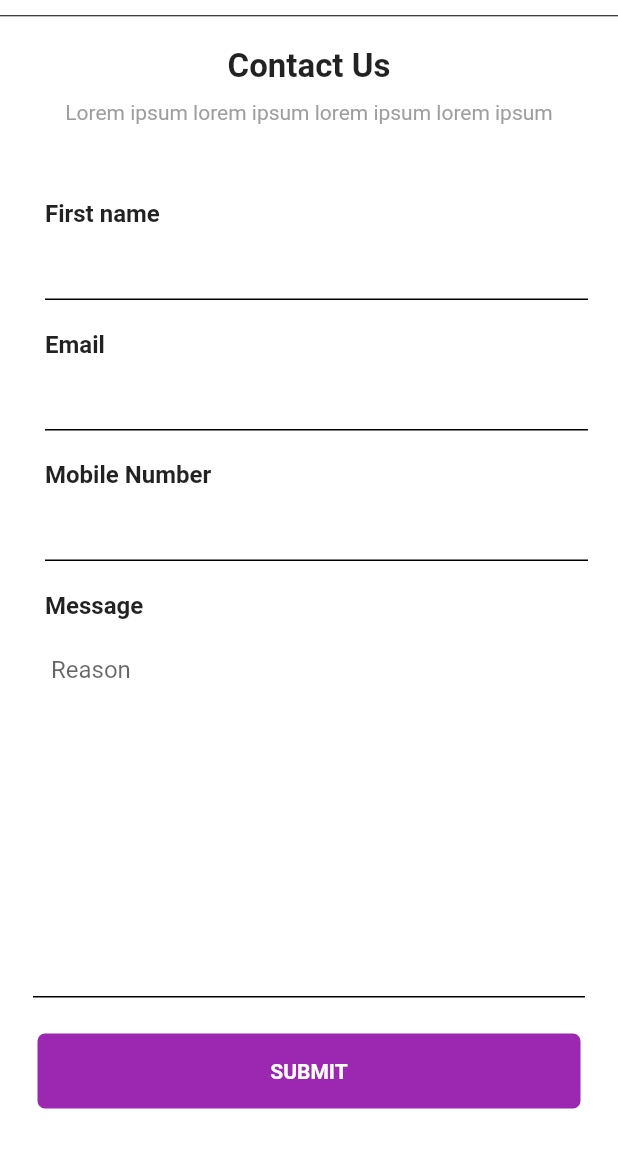
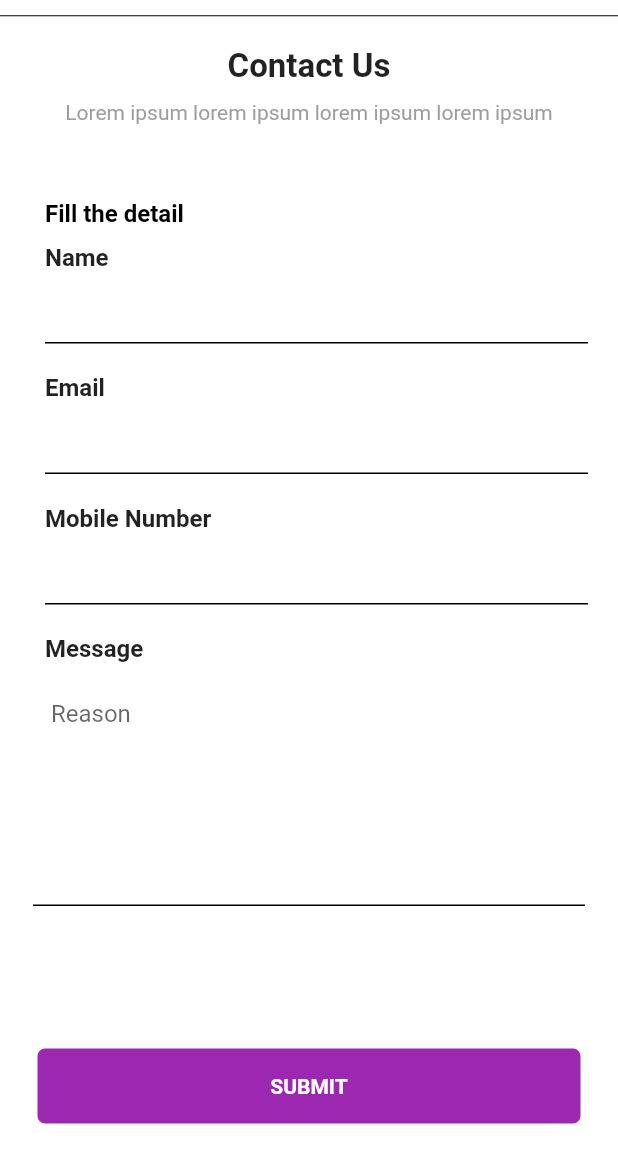
Before and after one commit to aadilkhan27/recommendYouApp, a Flutter app: the ContactUsView screen opened by its route, on a phone screen of 412 x 824 dp, the part 60-1236 px from its top. Run offline on Flutter 3.47's test engine with Material 2 defaults, Android fonts, the phone set to English and light mode, and no system bars; our stand-ins replace flutter_local_notifications, flutter_svg, fluttertoast, get, get_storage, webview_flutter; missing offline and left inert: http_interceptor; accounts and stored records are empty; project files that could hold a hidden picture were left out.

Commit message:
ContactUs Page Update

```diff
--- a/lib/app/modules/dashboard/more/contactus/contact_us_view.dart
+++ b/lib/app/modules/dashboard/more/contactus/contact_us_view.dart
@@ -139,7 +139,8 @@ class ContactUsView extends GetView<ContactUsController> {
                           ),
                         ),
                       ),
-                      *//*Container(
+                      */
+                      /*Container(
                         height: 15 * 24,
                         margin: EdgeInsets.only(left: 30, right: 30, top: 20),
                         child: TextField(
@@ -186,10 +187,27 @@ class ContactUsView extends GetView<ContactUsController> {
 
                         children: [
 
+                          SizedBox(
+                            height: 0,
+                          ),
+                          Align(
+                              alignment: Alignment.topLeft,
+                              child: Padding(
+                                  padding: const EdgeInsets.only(right: 10, left: 30, top: 10, bottom: 10),
+                                  child: Text(
+                                  'Fill the detail',
+                                      style: TextStyle(
+                                          color: Colors.black,
+                                          fontSize: 16,
+                                          fontWeight: FontWeight.bold))
+                              )
+
+                          ),
+
                           Container(
                               width: MediaQuery.of(context).size.width,
                               child: Padding(
-                                padding: const EdgeInsets.only(right: 10, left: 10, top: 10, bottom: 10),
+                                padding: const EdgeInsets.only(right: 10, left: 10, top: 0, bottom: 10),
                                 child: Column(
                                   children: [
                                     Align(
@@ -197,7 +215,7 @@ class ContactUsView extends GetView<ContactUsController> {
                                       child: Padding(
                                         padding: const EdgeInsets.only(left: 20,right: 10),
                                         child: Text(
-                                          'First name',
+                                          'Name',
                                           style: TextStyle(
                                             fontSize: 16,
                                             fontWeight: FontWeight.bold,
@@ -325,7 +343,7 @@ class ContactUsView extends GetView<ContactUsController> {
                                     ),
                                     Container(
                                       margin: EdgeInsets.all(12),
-                                      height: 10 * 24,
+                                      height: 150,
                                       child: TextField(
                                         cursorColor: Colors.purple,
                                         maxLines: 15,
@@ -360,7 +378,7 @@ class ContactUsView extends GetView<ContactUsController> {
               Positioned(
                 right: 0,left: 0,bottom: 0,
                 child: Padding(
-                  padding: EdgeInsets.only(bottom: 20),
+                  padding: EdgeInsets.only(bottom: 10),
                   child: Align(
                     alignment: Alignment.bottomCenter,
                     child: InkWell(
```
